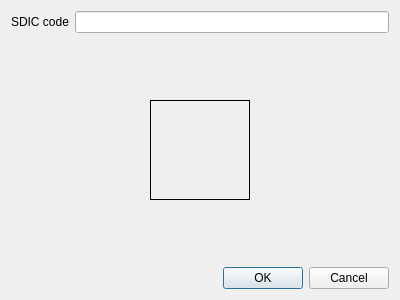
Before: the Qt Designer form src/milstd2525/sidcdialog.ui in planetfederal/qgis-milstd2525-plugin, drawn with Qt 5.
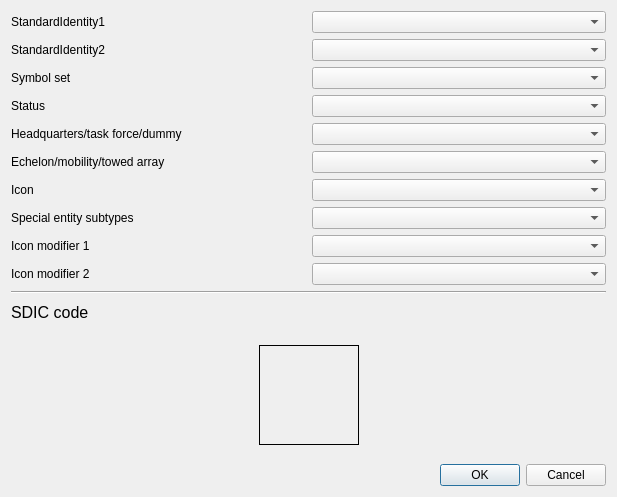
After: the same form once the commit is applied.

Commit message: added combo boxes to dialog for creating sidc codes

The edit to the form file:
```diff
--- a/src/milstd2525/sidcdialog.ui
+++ b/src/milstd2525/sidcdialog.ui
@@ -6,25 +6,153 @@
    <rect>
     <x>0</x>
     <y>0</y>
-    <width>400</width>
-    <height>300</height>
+    <width>617</width>
+    <height>497</height>
    </rect>
   </property>
   <property name="windowTitle">
    <string>SDIC code</string>
   </property>
   <layout class="QVBoxLayout" name="verticalLayout">
+   <item>
+    <layout class="QGridLayout" name="gridLayout">
+     <item row="0" column="1">
+      <widget class="QComboBox" name="comboStandardId1"/>
+     </item>
+     <item row="6" column="0">
+      <widget class="QLabel" name="label_8">
+       <property name="text">
+        <string>Icon</string>
+       </property>
+      </widget>
+     </item>
+     <item row="7" column="0">
+      <widget class="QLabel" name="label_9">
+       <property name="text">
+        <string>Special entity subtypes</string>
+       </property>
+      </widget>
+     </item>
+     <item row="1" column="0">
+      <widget class="QLabel" name="label_2">
+       <property name="text">
+        <string>StandardIdentity2</string>
+       </property>
+      </widget>
+     </item>
+     <item row="4" column="0">
+      <widget class="QLabel" name="label_6">
+       <property name="text">
+        <string>Headquarters/task force/dummy</string>
+       </property>
+      </widget>
+     </item>
+     <item row="3" column="0">
+      <widget class="QLabel" name="label_5">
+       <property name="text">
+        <string>Status</string>
+       </property>
+      </widget>
+     </item>
+     <item row="5" column="0">
+      <widget class="QLabel" name="label_7">
+       <property name="text">
+        <string>Echelon/mobility/towed array</string>
+       </property>
+      </widget>
+     </item>
+     <item row="0" column="0">
+      <widget class="QLabel" name="label_3">
+       <property name="text">
+        <string>StandardIdentity1</string>
+       </property>
+      </widget>
+     </item>
+     <item row="2" column="0">
+      <widget class="QLabel" name="label_4">
+       <property name="text">
+        <string>Symbol set</string>
+       </property>
+      </widget>
+     </item>
+     <item row="8" column="1">
+      <widget class="QComboBox" name="comboModifier1"/>
+     </item>
+     <item row="8" column="0">
+      <widget class="QLabel" name="label_10">
+       <property name="text">
+        <string>Icon modifier 1</string>
+       </property>
+      </widget>
+     </item>
+     <item row="9" column="1">
+      <widget class="QComboBox" name="comboModifier2"/>
+     </item>
+     <item row="9" column="0">
+      <widget class="QLabel" name="label_11">
+       <property name="text">
+        <string>Icon modifier 2</string>
+       </property>
+      </widget>
+     </item>
+     <item row="1" column="1">
+      <widget class="QComboBox" name="comboStandardId2"/>
+     </item>
+     <item row="2" column="1">
+      <widget class="QComboBox" name="comboSymbolSet"/>
+     </item>
+     <item row="3" column="1">
+      <widget class="QComboBox" name="comboStatus"/>
+     </item>
+     <item row="4" column="1">
+      <widget class="QComboBox" name="comboHQ"/>
+     </item>
+     <item row="5" column="1">
+      <widget class="QComboBox" name="comboEchelon"/>
+     </item>
+     <item row="6" column="1">
+      <widget class="QComboBox" name="comboIcon"/>
+     </item>
+     <item row="7" column="1">
+      <widget class="QComboBox" name="comboSubtypes"/>
+     </item>
+    </layout>
+   </item>
+   <item>
+    <widget class="Line" name="line">
+     <property name="orientation">
+      <enum>Qt::Horizontal</enum>
+     </property>
+    </widget>
+   </item>
    <item>
     <layout class="QHBoxLayout" name="horizontalLayout">
      <item>
       <widget class="QLabel" name="label">
+       <property name="font">
+        <font>
+         <pointsize>12</pointsize>
+        </font>
+       </property>
        <property name="text">
         <string>SDIC code</string>
        </property>
       </widget>
      </item>
      <item>
-      <widget class="QLineEdit" name="txtCode"/>
+      <widget class="QLineEdit" name="txtCode">
+       <property name="enabled">
+        <bool>false</bool>
+       </property>
+       <property name="font">
+        <font>
+         <pointsize>12</pointsize>
+        </font>
+       </property>
+       <property name="frame">
+        <bool>false</bool>
+       </property>
+      </widget>
      </item>
     </layout>
    </item>
```
The commit also changes 1 other file.
